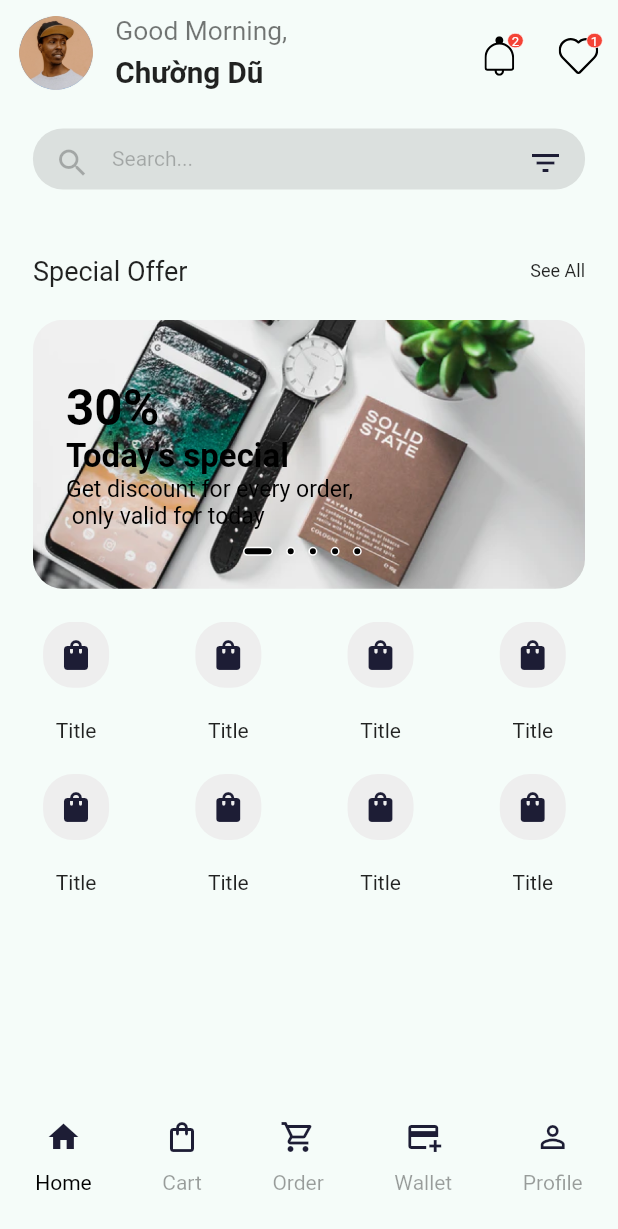
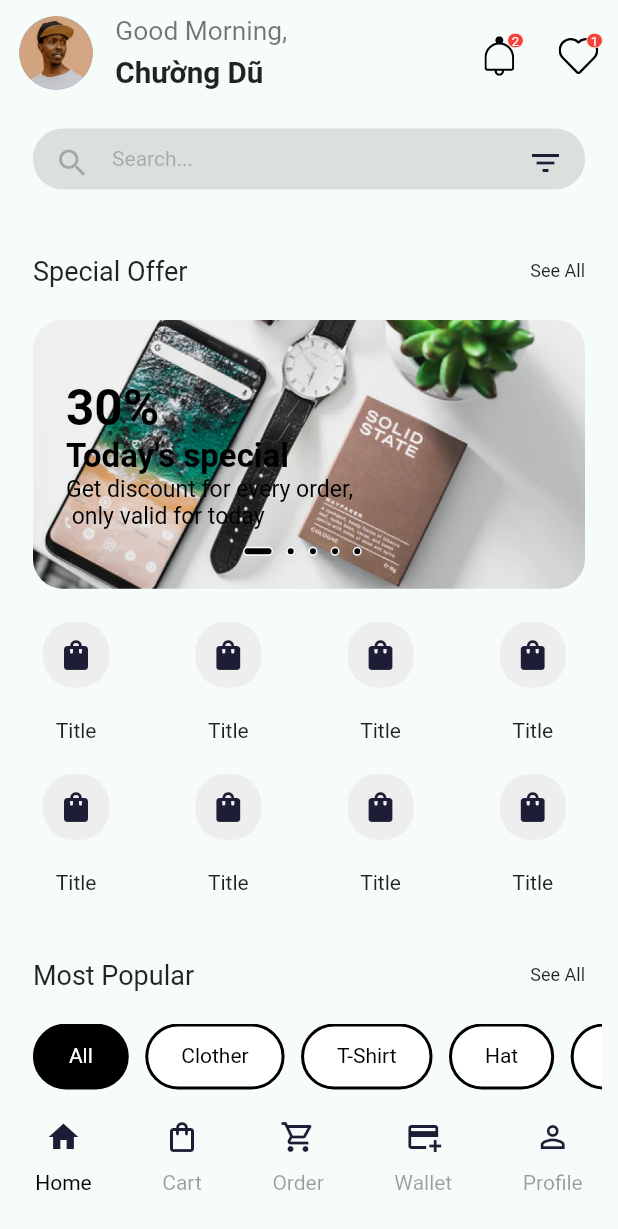
Before and after one commit to vuxnguyxn/e-commerce-app, a Flutter app: the screen it shows after launch, on a phone screen of 412 x 824 dp. Shown: the top 1229 px of the screen. Run offline on Flutter 3.47's test engine with Material 2 defaults, Android fonts, the phone set to English and light mode, and no system bars; our stand-ins replace flutter_svg.

Commit message:
features(home page): create most popular tabbar

```diff
--- /dev/null
+++ b/lib/components/simple_data.dart
@@ -0,0 +1,18 @@
+class DataTitleMostPopular {
+  String title;
+  bool? isSelested;
+  DataTitleMostPopular({
+    required this.title,
+    this.isSelested = false,
+  });
+}
+
+List dataTitleMostPopular = [
+  DataTitleMostPopular(title: 'All', isSelested: true),
+  DataTitleMostPopular(title: 'Clother', isSelested: false),
+  DataTitleMostPopular(title: 'T-Shirt', isSelested: false),
+  DataTitleMostPopular(title: 'Hat', isSelested: false),
+  DataTitleMostPopular(title: 'Hoodie', isSelested: false),
+  DataTitleMostPopular(title: 'Leggeng', isSelested: false),
+  DataTitleMostPopular(title: 'Sweater', isSelested: false),
+];
--- a/lib/routes.dart
+++ b/lib/routes.dart
@@ -1,4 +1,4 @@
-import 'package:e_commerce_app/screens/homes/home_screen.dart';
+import 'package:e_commerce_app/screens/home/home_screen.dart';
 import 'package:e_commerce_app/screens/splash/splash_screen.dart';
 import 'package:flutter/material.dart';
 
--- a/lib/screens/homes/components/banner_special_offer.dart
+++ b/lib/screens/home/components/home_page/banner_special_offer.dart
@@ -1,7 +1,7 @@
 import 'package:e_commerce_app/size_config.dart';
 import 'package:flutter/material.dart';
 
-import '../../../constants.dart';
+import '../../../../constants.dart';
 
 class BannerSpecialOffer extends StatelessWidget {
   const BannerSpecialOffer({
--- a/lib/screens/homes/components/category_item_card.dart
+++ b/lib/screens/home/components/home_page/category_item_card.dart
@@ -1,7 +1,7 @@
 import 'package:flutter/material.dart';
 
-import '../../../constants.dart';
-import '../../../size_config.dart';
+import '../../../../constants.dart';
+import '../../../../size_config.dart';
 
 class CategoryItemCard extends StatelessWidget {
   const CategoryItemCard({
--- a/lib/screens/homes/components/home_page.dart
+++ b/lib/screens/home/components/home_page/home_page.dart
@@ -1,11 +1,15 @@
-import 'package:e_commerce_app/constants.dart';
-import 'package:e_commerce_app/size_config.dart';
+// ignore_for_file: public_member_api_docs, sort_constructors_first
 import 'package:flutter/material.dart';
 import 'package:flutter/scheduler.dart';
 
+import 'package:e_commerce_app/constants.dart';
+import 'package:e_commerce_app/size_config.dart';
+
+import '../../../../components/simple_data.dart';
 import 'banner_special_offer.dart';
 import 'category_item_card.dart';
 import 'icon_button_with_counter.dart';
+import 'most_popular_tabbar.dart';
 import 'search_and_filter.dart';
 import 'title_offer_and_see_all.dart';
 
@@ -67,6 +71,23 @@ class _HomePageState extends State<HomePage> {
                 itemBuilder: (context, index) => const CategoryItemCard(),
               ),
             ),
+            TitleOfferAndSeeAll(title: 'Most Popular', press: () {}),
+            Container(
+              width: double.infinity,
+              height: getProportionateScreenWidth(kDefaultPadding * 2),
+              margin: EdgeInsets.only(
+                  top: getProportionateScreenWidth(kDefaultPadding),
+                  left: getProportionateScreenWidth(kDefaultPadding),
+                  right: getProportionateScreenWidth(kDefaultPadding / 2)),
+              child: ListView.builder(
+                scrollDirection: Axis.horizontal,
+                itemCount: dataTitleMostPopular.length,
+                itemBuilder: (context, index) => MostPopularTabBar(
+                  data: dataTitleMostPopular[index],
+                  press: () {},
+                ),
+              ),
+            )
           ],
         ),
       ),
--- /dev/null
+++ b/lib/screens/home/components/home_page/most_popular_tabbar.dart
@@ -0,0 +1,40 @@
+import 'package:flutter/material.dart';
+
+import '../../../../components/simple_data.dart';
+import '../../../../constants.dart';
+import '../../../../size_config.dart';
+
+class MostPopularTabBar extends StatelessWidget {
+  const MostPopularTabBar(
+      {Key? key,
+      required this.press,
+      required this.data})
+      : super(key: key);
+
+  final DataTitleMostPopular data;
+  final VoidCallback press;
+
+  @override
+  Widget build(BuildContext context) {
+    return InkWell(
+      onTap: press,
+      borderRadius: BorderRadius.circular(30),
+      child: Container(
+        margin: EdgeInsets.only(
+            right: getProportionateScreenWidth(kDefaultPadding / 2)),
+        padding: EdgeInsets.symmetric(
+            vertical: getProportionateScreenWidth(kDefaultPadding / 2),
+            horizontal: getProportionateScreenWidth(kDefaultPadding)),
+        decoration: BoxDecoration(
+          borderRadius: BorderRadius.circular(30),
+          color: data.isSelested ==true ? Colors.black : Colors.white,
+          border: Border.all(color: Colors.black, width: 2),
+        ),
+        child: Text(
+          data.title,
+          style: TextStyle(color: data.isSelested ==true ? Colors.white : Colors.black),
+        ),
+      ),
+    );
+  }
+}
--- a/lib/screens/homes/components/search_and_filter.dart
+++ b/lib/screens/home/components/home_page/search_and_filter.dart
@@ -1,7 +1,7 @@
 import 'package:flutter/material.dart';
 
-import '../../../constants.dart';
-import '../../../size_config.dart';
+import '../../../../constants.dart';
+import '../../../../size_config.dart';
 
 class SearchAndFilter extends StatelessWidget {
   const SearchAndFilter({
--- a/lib/screens/homes/components/title_offer_and_see_all.dart
+++ b/lib/screens/home/components/home_page/title_offer_and_see_all.dart
@@ -1,7 +1,7 @@
 import 'package:flutter/material.dart';
 
-import '../../../constants.dart';
-import '../../../size_config.dart';
+import '../../../../constants.dart';
+import '../../../../size_config.dart';
 
 class TitleOfferAndSeeAll extends StatelessWidget {
   const TitleOfferAndSeeAll({
--- a/lib/screens/homes/home_screen.dart
+++ b/lib/screens/home/home_screen.dart
@@ -1,5 +1,5 @@
 import 'package:e_commerce_app/components/item_bar.dart';
-import 'package:e_commerce_app/screens/homes/components/home_page.dart';
+import 'package:e_commerce_app/screens/home/components/home_page/home_page.dart';
 import 'package:e_commerce_app/size_config.dart';
 import 'package:flutter/material.dart';
 
--- a/lib/screens/splash/splash_screen.dart
+++ b/lib/screens/splash/splash_screen.dart
@@ -1,6 +1,6 @@
 import 'dart:async';
 
-import 'package:e_commerce_app/screens/homes/home_screen.dart';
+import 'package:e_commerce_app/screens/home/home_screen.dart';
 import 'package:flutter/material.dart';
 
 class SplashScreen extends StatefulWidget {
```
Also changed, not shown: lib/screens/home/components/home_page/icon_button_with_counter.dart (renamed from lib/screens/homes/components/icon_button_with_counter.dart).
